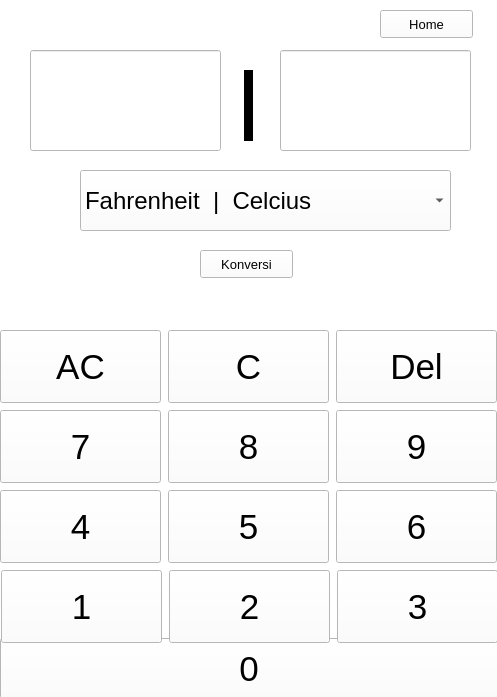
This is updated_calc.ui in uprcs-voyager/Kalkulator as Qt 5 draws it before an edit. The edited form follows.
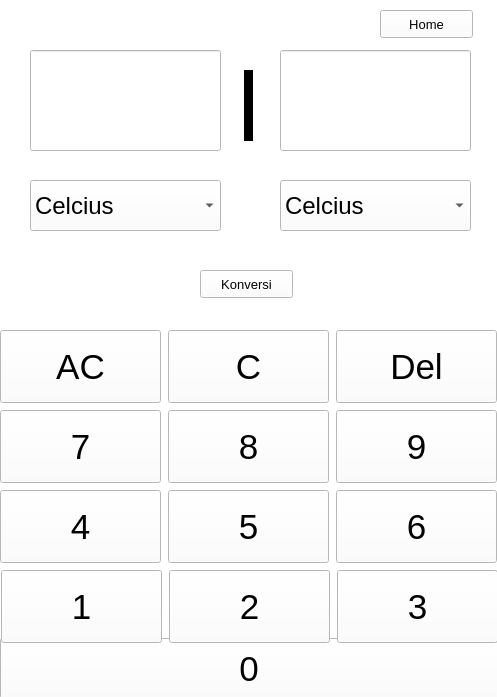
This is the edited form. The open tabs and pages were chosen to show the change.

Commit message: auto_update ui sama update tampilan page suhu

```diff
--- a/updated_calc.ui
+++ b/updated_calc.ui
@@ -384,49 +384,6 @@
       <number>9</number>
      </property>
     </widget>
-    <widget class="QComboBox" name="tipe_konversi">
-     <property name="geometry">
-      <rect>
-       <x>80</x>
-       <y>170</y>
-       <width>371</width>
-       <height>61</height>
-      </rect>
-     </property>
-     <property name="font">
-      <font>
-       <pointsize>18</pointsize>
-      </font>
-     </property>
-     <property name="layoutDirection">
-      <enum>Qt::LeftToRight</enum>
-     </property>
-     <property name="styleSheet">
-      <string notr="true">QComboBox#suhu_kiri {
-border: none;
-}</string>
-     </property>
-     <item>
-      <property name="text">
-       <string>Fahrenheit  |  Celcius</string>
-      </property>
-     </item>
-     <item>
-      <property name="text">
-       <string>Celcius       |  Fahrenheit</string>
-      </property>
-     </item>
-     <item>
-      <property name="text">
-       <string>Celcius       |  Kelvin</string>
-      </property>
-     </item>
-     <item>
-      <property name="text">
-       <string>Kelvin         |  Celcius</string>
-      </property>
-     </item>
-    </widget>
     <widget class="QPushButton" name="tombol_home">
      <property name="geometry">
       <rect>
@@ -488,7 +445,7 @@
      <property name="geometry">
       <rect>
        <x>200</x>
-       <y>250</y>
+       <y>270</y>
        <width>93</width>
        <height>28</height>
       </rect>
@@ -502,6 +459,66 @@
       <string>Konversi</string>
      </property>
     </widget>
+    <widget class="QComboBox" name="combo_input">
+     <property name="geometry">
+      <rect>
+       <x>280</x>
+       <y>180</y>
+       <width>191</width>
+       <height>51</height>
+      </rect>
+     </property>
+     <property name="font">
+      <font>
+       <pointsize>18</pointsize>
+      </font>
+     </property>
+     <item>
+      <property name="text">
+       <string>Celcius</string>
+      </property>
+     </item>
+     <item>
+      <property name="text">
+       <string>Fahrenheit</string>
+      </property>
+     </item>
+     <item>
+      <property name="text">
+       <string>Kelvin</string>
+      </property>
+     </item>
+    </widget>
+    <widget class="QComboBox" name="combo_output">
+     <property name="geometry">
+      <rect>
+       <x>30</x>
+       <y>180</y>
+       <width>191</width>
+       <height>51</height>
+      </rect>
+     </property>
+     <property name="font">
+      <font>
+       <pointsize>18</pointsize>
+      </font>
+     </property>
+     <item>
+      <property name="text">
+       <string>Celcius</string>
+      </property>
+     </item>
+     <item>
+      <property name="text">
+       <string>Fahrenheit</string>
+      </property>
+     </item>
+     <item>
+      <property name="text">
+       <string>Kelvin</string>
+      </property>
+     </item>
+    </widget>
    </widget>
   </widget>
  </widget>
```
Left out of the diff: 4 changed lines with no effect on the pictures. The commit also changes 1 other file.
